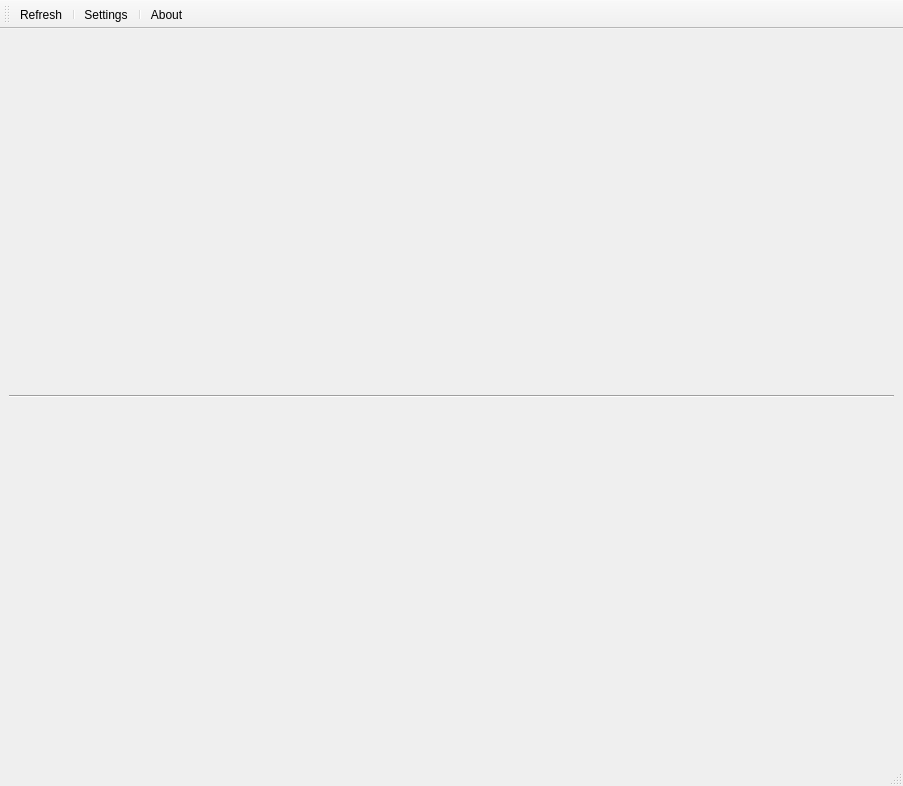
Qt form mainwindow.ui (aiekick/ProjectStationMeteo) before a commit.
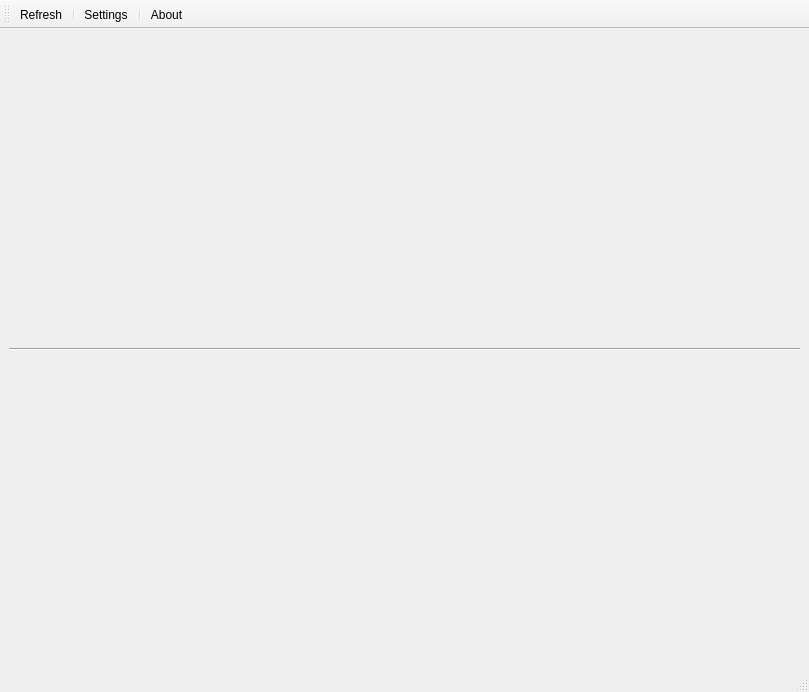
The same form after that commit. Icons and pictures are not drawn. Custom widgets are drawn as their Qt base class.

Commit message: [GUI] : proposition design 1 with my custom graph

The edit to the form file:
```diff
--- a/mainwindow.ui
+++ b/mainwindow.ui
@@ -6,8 +6,8 @@
    <rect>
     <x>0</x>
     <y>0</y>
-    <width>903</width>
-    <height>786</height>
+    <width>809</width>
+    <height>692</height>
    </rect>
   </property>
   <property name="windowTitle">
```
Left out of the diff: 2 changed lines with no effect on the pictures. The commit also changes 3 other files.
